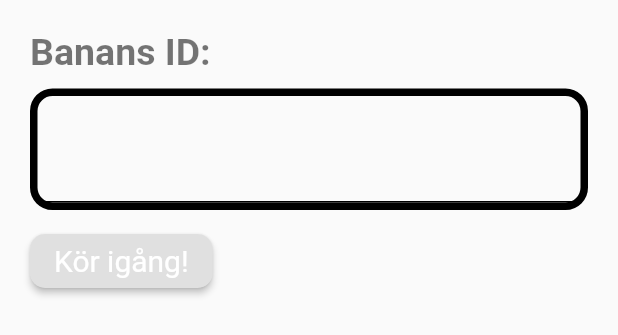
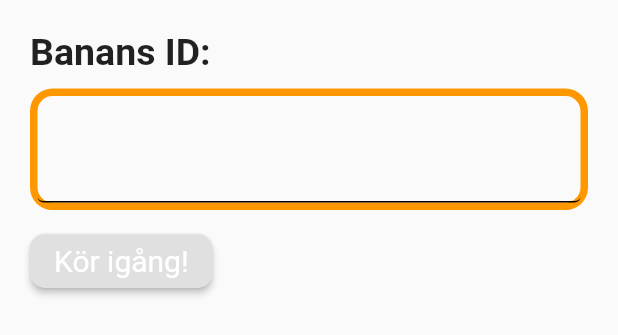
Before and after one commit to Moderbord/OrientX, a Flutter app: the StartRun widget shown alone on an empty page, opened directly, on a phone screen of 412 x 824 dp. Shown: the top 335 px of the screen. Run offline on Flutter 3.47's test engine with Material 2 defaults, Android fonts, the phone set to English and light mode, and no system bars; our stand-ins replace chewie, firebase_auth, flutter_map, google_sign_in, latlong, shared_preferences and 1 more; missing offline and left inert: flutter_background_geolocation, grouped_buttons; accounts and stored records are empty.

Commit message:
Changed some colors.

```diff
--- a/lib/simon_directory/start_screen.dart
+++ b/lib/simon_directory/start_screen.dart
@@ -31,23 +31,18 @@ class _StartRunState extends State<StartRun>
               children: <Widget>[
                 Text(
                   "Banans ID: ",
-                  style: TextStyle(
-                      color: Colors.black54,
-                      fontSize: 25.0,
-                      fontWeight: FontWeight.bold),
+                  style: TextStyle(fontSize: 25.0, fontWeight: FontWeight.bold),
                 ),
                 Container(
                   margin: EdgeInsets.only(top: 10.0, bottom: 10.0),
                   decoration: BoxDecoration(
                       borderRadius: BorderRadius.circular(15.0),
-                      border: Border.all(width: 5.0)),
+                      border: Border.all(width: 5.0, color: Theme.of(context).accentColor)),
                   child: TextFormField(
                     textAlign: TextAlign.center,
-                    style: TextStyle(
-                        color: Colors.black,
-                        fontSize: 40.0,
-                        fontWeight: FontWeight.bold),
-                    decoration: InputDecoration(border: InputBorder.none),
+                    style:
+                        TextStyle(fontSize: 40.0, fontWeight: FontWeight.bold),
+                    decoration: InputDecoration(border: InputBorder.none, focusedBorder: InputBorder.none),
                     onChanged: (String text) {
                       setState(() {
                         _input = text;
```
Also changed, not shown: lib/fredrik_directory/map_view.dart (+4 -4 lines), lib/simon_directory/first_screen.dart (+8 -5 lines).
